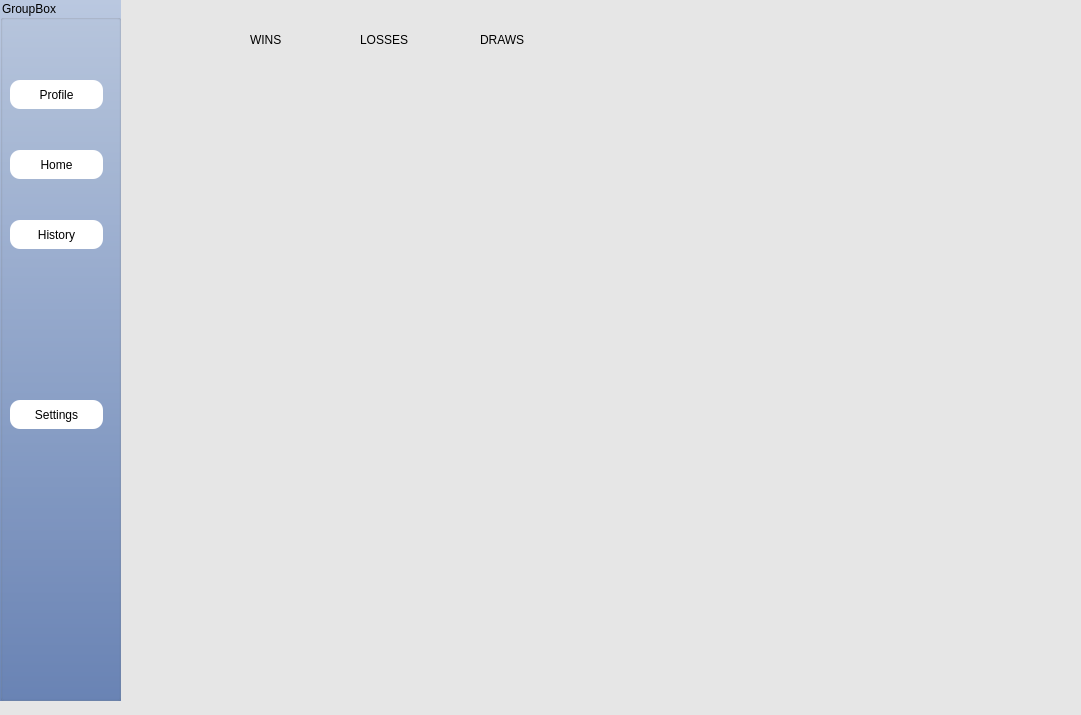
Before: the Qt Designer form login/secdialog.ui in ameerlouly/TicTacToe_Embedded2027, drawn with Qt 5.
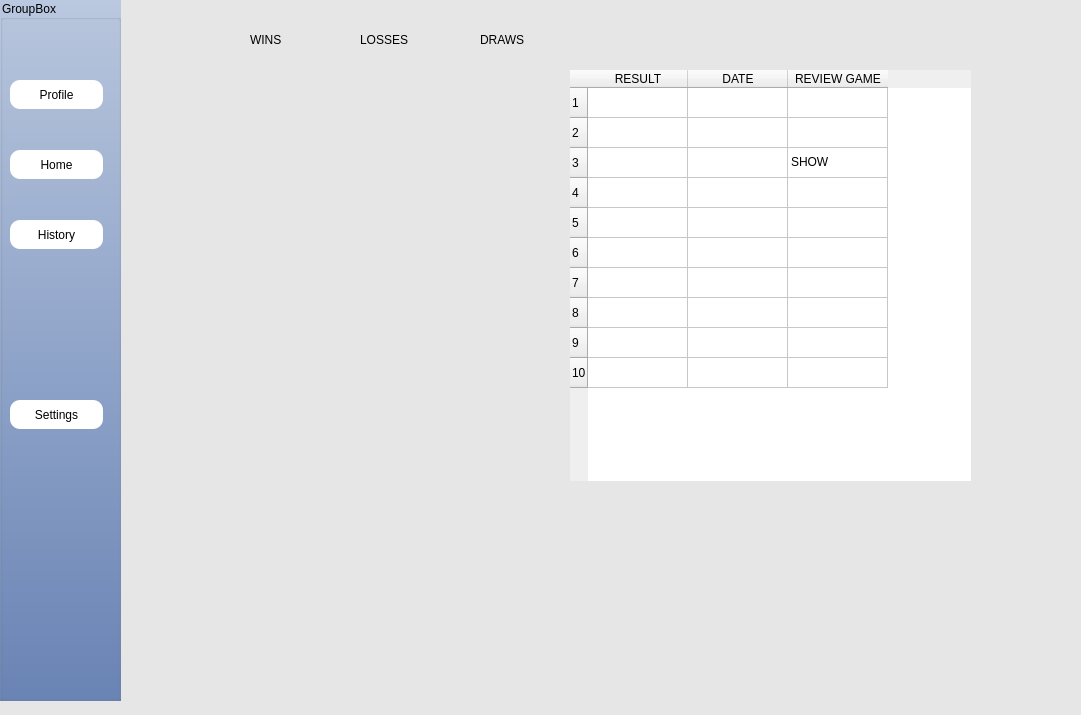
After: the same form once the commit is applied. The open tabs and pages were chosen to show the change.

Commit message: history table

```diff
--- a/login/secdialog.ui
+++ b/login/secdialog.ui
@@ -170,6 +170,96 @@
       <string>DRAWS</string>
      </property>
     </widget>
+    <widget class="QTableWidget" name="tableWidget">
+     <property name="geometry">
+      <rect>
+       <x>450</x>
+       <y>60</y>
+       <width>401</width>
+       <height>411</height>
+      </rect>
+     </property>
+     <property name="sizeIncrement">
+      <size>
+       <width>0</width>
+       <height>1</height>
+      </size>
+     </property>
+     <property name="frameShape">
+      <enum>QFrame::Shape::NoFrame</enum>
+     </property>
+     <property name="frameShadow">
+      <enum>QFrame::Shadow::Sunken</enum>
+     </property>
+     <property name="lineWidth">
+      <number>1</number>
+     </property>
+     <property name="textElideMode">
+      <enum>Qt::TextElideMode::ElideMiddle</enum>
+     </property>
+     <property name="gridStyle">
+      <enum>Qt::PenStyle::SolidLine</enum>
+     </property>
+     <property name="sortingEnabled">
+      <bool>false</bool>
+     </property>
+     <attribute name="horizontalHeaderMinimumSectionSize">
+      <number>36</number>
+     </attribute>
+     <row/>
+     <row/>
+     <row/>
+     <row/>
+     <row/>
+     <row/>
+     <row/>
+     <row/>
+     <row/>
+     <row/>
+     <column>
+      <property name="text">
+       <string>RESULT</string>
+      </property>
+     </column>
+     <column>
+      <property name="text">
+       <string>DATE</string>
+      </property>
+     </column>
+     <column>
+      <property name="text">
+       <string>REVIEW GAME</string>
+      </property>
+     </column>
+     <item row="0" column="0">
+      <property name="text">
+       <string/>
+      </property>
+      <property name="flags">
+       <set>ItemIsSelectable|ItemIsEditable|ItemIsDragEnabled|ItemIsDropEnabled|ItemIsEnabled</set>
+      </property>
+     </item>
+     <item row="0" column="1">
+      <property name="text">
+       <string/>
+      </property>
+     </item>
+     <item row="0" column="2">
+      <property name="text">
+       <string/>
+      </property>
+     </item>
+     <item row="1" column="2">
+      <property name="text">
+       <string/>
+      </property>
+     </item>
+     <item row="2" column="2">
+      <property name="text">
+       <string>SHOW</string>
+      </property>
+     </item>
+    </widget>
    </widget>
    <widget class="QWidget" name="page_2">
     <widget class="QPushButton" name="startgame">
```
Left out of the diff: 2 changed lines with no effect on the pictures. The commit also changes 13 other files.
